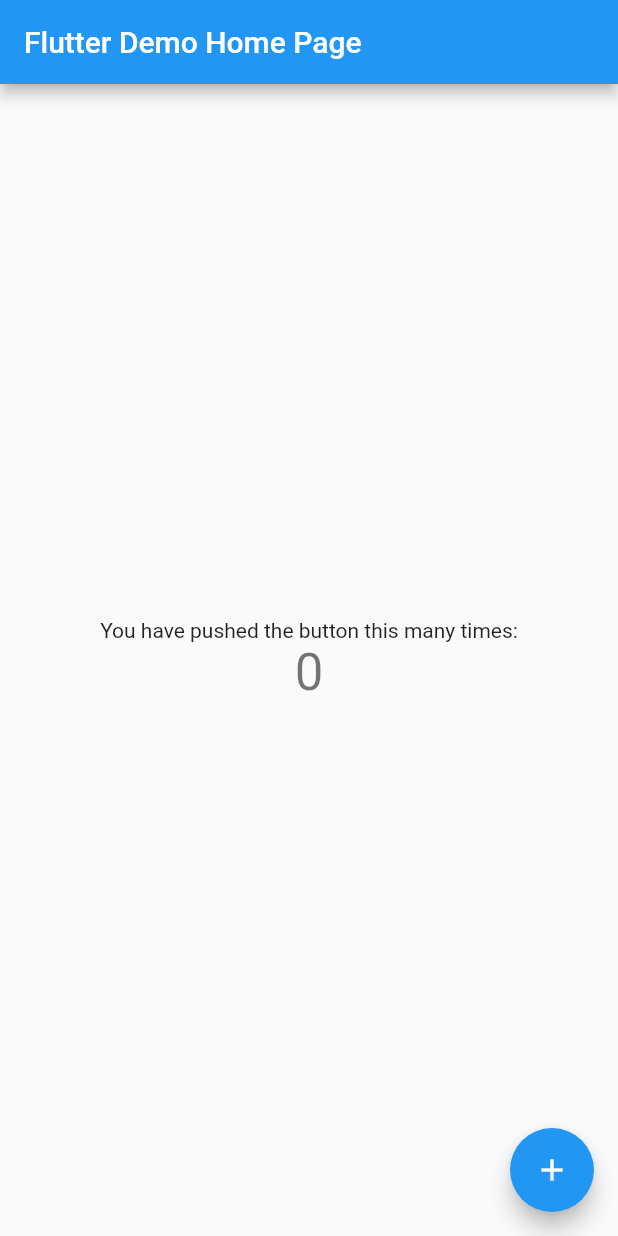
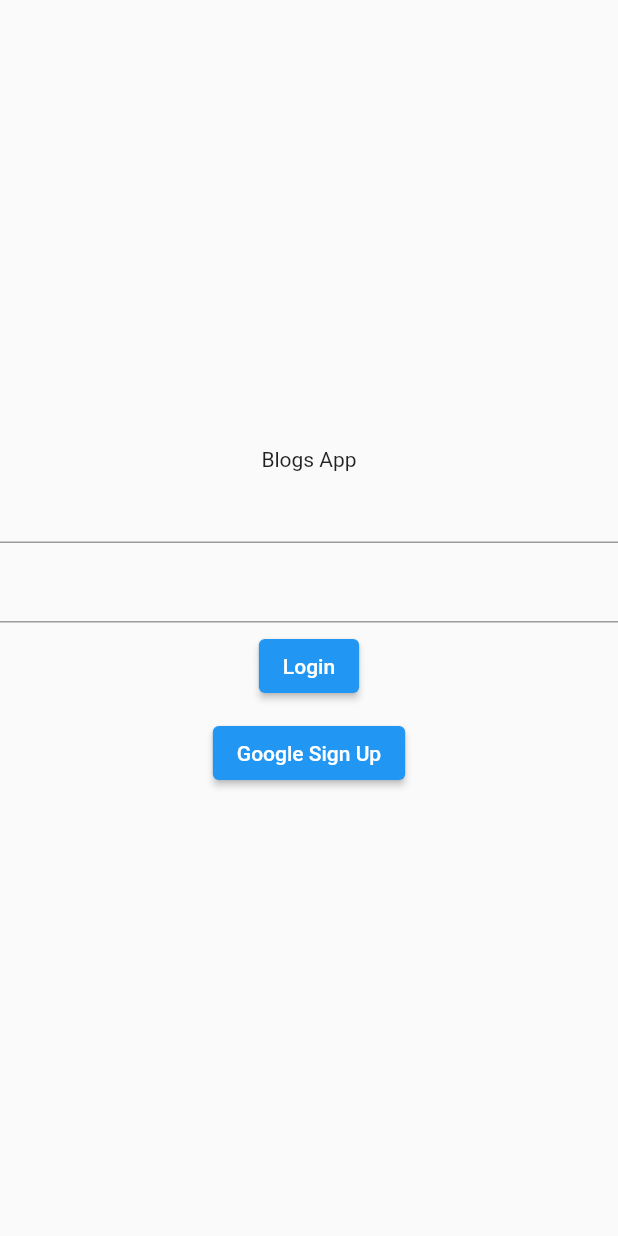
Before and after one commit to tejaschinni/blogs_assignment, a Flutter app: the screen it shows after launch, on a phone screen of 412 x 824 dp. Run offline on Flutter 3.47's test engine with Material 2 defaults, Android fonts, the light colour scheme and no system bars; our stand-ins replace firebase_core; accounts and stored records are empty.

Commit message:
auth file added funtion pending

```diff
--- /dev/null
+++ b/lib/features/auth/screens/authscreen.dart
@@ -0,0 +1,46 @@
+import 'package:flutter/material.dart';
+
+class AuthScreen extends StatefulWidget {
+  const AuthScreen({super.key});
+
+  @override
+  State<AuthScreen> createState() => _AuthScreenState();
+}
+
+class _AuthScreenState extends State<AuthScreen> {
+  @override
+  Widget build(BuildContext context) {
+    return SafeArea(
+        child: Scaffold(
+      body: Column(
+        mainAxisAlignment: MainAxisAlignment.center,
+        children: [
+          Container(
+            alignment: Alignment.center,
+            child: Text('Blogs App'),
+          ),
+          Container(
+            child: TextField(),
+          ),
+          SizedBox(
+            height: 5,
+          ),
+          Container(
+            child: TextField(),
+          ),
+          SizedBox(
+            height: 5,
+          ),
+          ElevatedButton(onPressed: () {}, child: Text('Login')),
+          SizedBox(
+            height: 10,
+          ),
+          ElevatedButton(
+            onPressed: () {},
+            child: Text("Google Sign Up"),
+          )
+        ],
+      ),
+    ));
+  }
+}
--- a/lib/main.dart
+++ b/lib/main.dart
@@ -1,3 +1,4 @@
+import 'package:blogs_assignment/features/auth/screens/authscreen.dart';
 import 'package:firebase_core/firebase_core.dart';
 import 'package:flutter/material.dart';
 
@@ -14,105 +15,9 @@
   @override
   Widget build(BuildContext context) {
     return MaterialApp(
-      title: 'Flutter Demo',
-      theme: ThemeData(
-        // This is the theme of your application.
-        //
-        // Try running your application with "flutter run". You'll see the
-        // application has a blue toolbar. Then, without quitting the app, try
-        // changing the primarySwatch below to Colors.green and then invoke
-        // "hot reload" (press "r" in the console where you ran "flutter run",
-        // or simply save your changes to "hot reload" in a Flutter IDE).
-        // Notice that the counter didn't reset back to zero; the application
-        // is not restarted.
-        primarySwatch: Colors.blue,
-      ),
-      home: const MyHomePage(title: 'Flutter Demo Home Page'),
+      title: 'Blogs App',
+      theme: ThemeData(),
+      home: AuthScreen(),
     );
   }
 }
-
-class MyHomePage extends StatefulWidget {
-  const MyHomePage({super.key, required this.title});
-
-  // This widget is the home page of your application. It is stateful, meaning
-  // that it has a State object (defined below) that contains fields that affect
-  // how it looks.
-
-  // This class is the configuration for the state. It holds the values (in this
-  // case the title) provided by the parent (in this case the App widget) and
-  // used by the build method of the State. Fields in a Widget subclass are
-  // always marked "final".
-
-  final String title;
-
-  @override
-  State<MyHomePage> createState() => _MyHomePageState();
-}
-
-class _MyHomePageState extends State<MyHomePage> {
-  int _counter = 0;
-
-  void _incrementCounter() {
-    setState(() {
-      // This call to setState tells the Flutter framework that something has
-      // changed in this State, which causes it to rerun the build method below
-      // so that the display can reflect the updated values. If we changed
-      // _counter without calling setState(), then the build method would not be
-      // called again, and so nothing would appear to happen.
-      _counter++;
-    });
-  }
-
-  @override
-  Widget build(BuildContext context) {
-    // This method is rerun every time setState is called, for instance as done
-    // by the _incrementCounter method above.
-    //
-    // The Flutter framework has been optimized to make rerunning build methods
-    // fast, so that you can just rebuild anything that needs updating rather
-    // than having to individually change instances of widgets.
-    return Scaffold(
-      appBar: AppBar(
-        // Here we take the value from the MyHomePage object that was created by
-        // the App.build method, and use it to set our appbar title.
-        title: Text(widget.title),
-      ),
-      body: Center(
-        // Center is a layout widget. It takes a single child and positions it
-        // in the middle of the parent.
-        child: Column(
-          // Column is also a layout widget. It takes a list of children and
-          // arranges them vertically. By default, it sizes itself to fit its
-          // children horizontally, and tries to be as tall as its parent.
-          //
-          // Invoke "debug painting" (press "p" in the console, choose the
-          // "Toggle Debug Paint" action from the Flutter Inspector in Android
-          // Studio, or the "Toggle Debug Paint" command in Visual Studio Code)
-          // to see the wireframe for each widget.
-          //
-          // Column has various properties to control how it sizes itself and
-          // how it positions its children. Here we use mainAxisAlignment to
-          // center the children vertically; the main axis here is the vertical
-          // axis because Columns are vertical (the cross axis would be
-          // horizontal).
-          mainAxisAlignment: MainAxisAlignment.center,
-          children: <Widget>[
-            const Text(
-              'You have pushed the button this many times:',
-            ),
-            Text(
-              '$_counter',
-              style: Theme.of(context).textTheme.headline4,
-            ),
-          ],
-        ),
-      ),
-      floatingActionButton: FloatingActionButton(
-        onPressed: _incrementCounter,
-        tooltip: 'Increment',
-        child: const Icon(Icons.add),
-      ), // This trailing comma makes auto-formatting nicer for build methods.
-    );
-  }
-}
```
